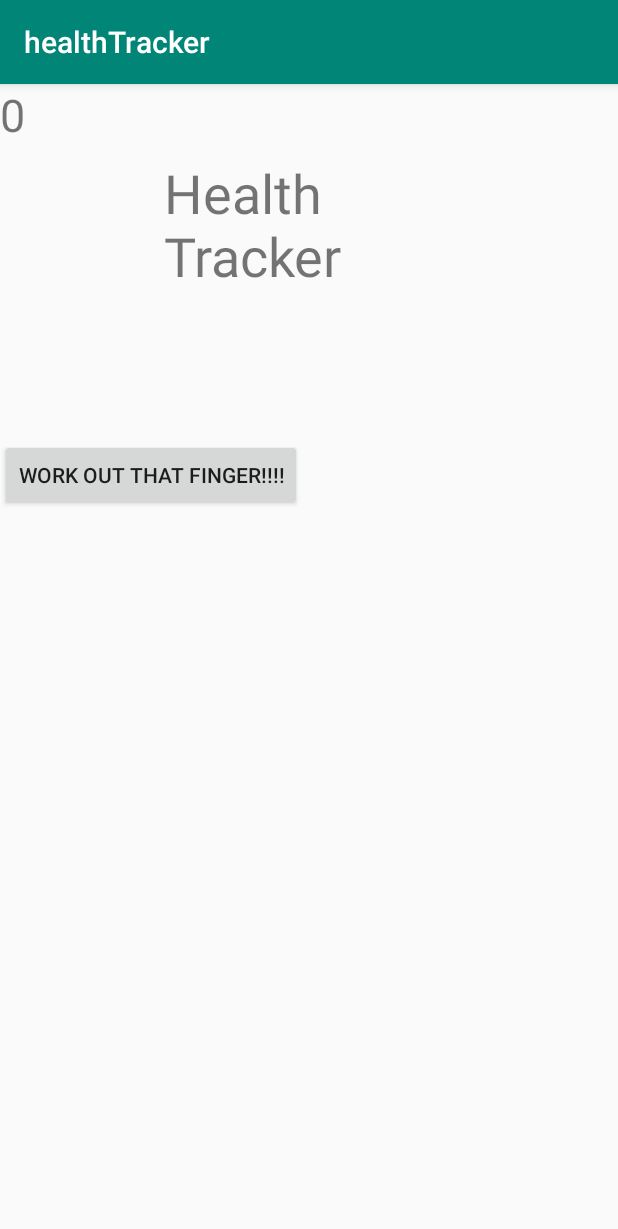
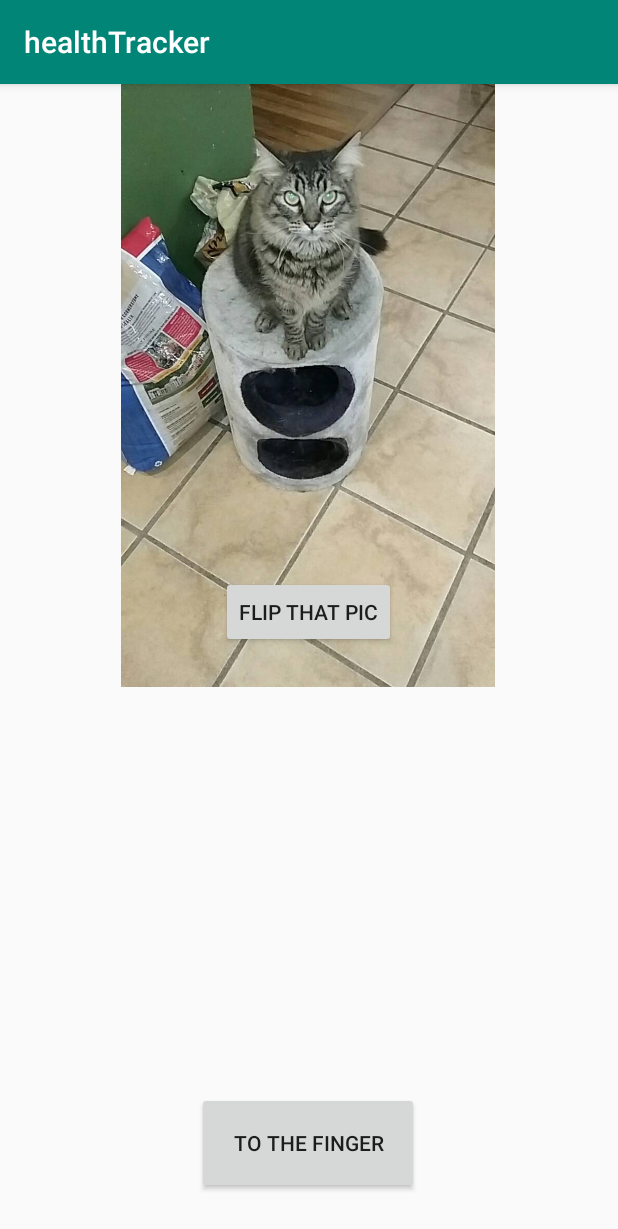
Before and after one commit to Tw1stedRain/healthtracker, an Android app: the screen it shows after launch (MainActivity), on a phone screen of 412 x 824 dp. Shown: the top 1229 px of the screen. Run offline under Robolectric (Android 15) with nearby library versions, the phone set to English and light mode, and no system bars.

Commit message:
slider fixed, intent working. just needs to be pretty

```diff
--- a/app/src/main/AndroidManifest.xml
+++ b/app/src/main/AndroidManifest.xml
@@ -9,6 +9,7 @@
         android:roundIcon="@mipmap/ic_launcher_round"
         android:supportsRtl="true"
         android:theme="@style/AppTheme">
+        <activity android:name=".Finger"></activity>
         <activity android:name=".MainActivity">
             <intent-filter>
                 <action android:name="android.intent.action.MAIN" />
--- a/app/src/main/java/com/example/healthtracker/MainActivity.java
+++ b/app/src/main/java/com/example/healthtracker/MainActivity.java
@@ -2,36 +2,55 @@ package com.example.healthtracker;
 
 import androidx.appcompat.app.AppCompatActivity;
 
+import android.content.Intent;
 import android.os.Bundle;
 import android.view.View;
 import android.widget.Button;
+import android.widget.ImageView;
 import android.widget.TextView;
 
 public class MainActivity extends AppCompatActivity {
 
-        TextView numCounter;
-        Button countUp;
+        int[] pictures = {
+                R.drawable.ty,
+                R.drawable.fred,
+                R.drawable.cooper
+        };
 
-        int counter = 0;
+        String[] quotes = {
+                "You can do it?",
+                "I believe in you!",
+                "Work that phone!"
+        };
+
+        int currentPic = 0;
 
     @Override
     protected void onCreate(Bundle savedInstanceState) {
         super.onCreate(savedInstanceState);
         setContentView(R.layout.activity_main);
-
-        numCounter = findViewById(R.id.incrementor);
-        countUp = findViewById(R.id.countUp);
-
-        numCounter.setText("0");
-
-        countUp.setOnClickListener(new View.OnClickListener() {
-            @Override
-            public void onClick(View v) {
-                counter = counter + 1;
-                numCounter.setText(String.valueOf(counter));
-            }
-        });
-
     }
 
+    public void onButtonClick(View view) {
+        ImageView image = findViewById(R.id.slider);
+        image.setImageResource(pictures[currentPic]);
+
+        TextView quote = findViewById(R.id.quotes);
+        quote.setText(quotes[currentPic]);
+
+
+        TextView text = findViewById(R.id.tracker);
+        text.setText(String.valueOf(currentPic+1 + "/3"));
+            currentPic++;
+        if (currentPic == pictures.length) {
+            currentPic = 0;
+        }
+    }
+
+    public void newPage(View view) {
+        Intent intent = new Intent(this, Finger.class);
+        startActivity(intent);
+    }
+
+
 }
--- a/app/src/main/res/layout/activity_main.xml
+++ b/app/src/main/res/layout/activity_main.xml
@@ -6,35 +6,69 @@
     android:layout_height="match_parent"
     tools:context=".MainActivity">
 
-    <TextView
-        android:layout_width="194dp"
-        android:layout_height="123dp"
-        android:text="Health Tracker"
-        android:textSize="36sp"
-        app:layout_constraintBottom_toBottomOf="parent"
-        app:layout_constraintLeft_toLeftOf="parent"
-        app:layout_constraintRight_toRightOf="parent"
+    <ImageView
+        android:id="@+id/slider"
+        android:layout_width="288dp"
+        android:layout_height="402dp"
+        android:layout_marginStart="8dp"
+        android:layout_marginEnd="8dp"
+        app:layout_constraintEnd_toEndOf="parent"
+        app:layout_constraintHorizontal_bias="0.495"
+        app:layout_constraintStart_toStartOf="parent"
         app:layout_constraintTop_toTopOf="parent"
-        app:layout_constraintVertical_bias="0.074" />
+        app:srcCompat="@drawable/ty" />
 
     <Button
-        android:id="@+id/countUp"
+        android:id="@+id/button"
         android:layout_width="wrap_content"
         android:layout_height="wrap_content"
-        android:layout_marginTop="8dp"
-        android:layout_marginBottom="296dp"
-        android:text="Work out that FINGER!!!!"
+        android:onClick="onButtonClick"
+        android:text="@string/slider"
+        app:layout_constraintBottom_toBottomOf="@+id/slider"
+        app:layout_constraintEnd_toEndOf="@+id/slider"
+        app:layout_constraintStart_toStartOf="@+id/slider"
+        app:layout_constraintTop_toTopOf="@+id/slider"
+        app:layout_constraintVertical_bias="0.926" />
+
+    <Button
+        android:id="@+id/newFinger"
+        android:layout_width="148dp"
+        android:layout_height="68dp"
+        android:layout_marginStart="8dp"
+        android:layout_marginEnd="8dp"
+        android:layout_marginBottom="28dp"
+        android:onClick="newPage"
+        android:text="@string/intent"
         app:layout_constraintBottom_toBottomOf="parent"
-        app:layout_constraintTop_toBottomOf="@+id/incrementor"
-        tools:layout_editor_absoluteX="103dp" />
+        app:layout_constraintEnd_toEndOf="parent"
+        app:layout_constraintHorizontal_bias="0.497"
+        app:layout_constraintStart_toStartOf="parent" />
 
     <TextView
-        android:id="@+id/incrementor"
+        android:id="@+id/tracker"
         android:layout_width="wrap_content"
         android:layout_height="wrap_content"
-        android:text="Click Count: 0"
-        android:textSize="30sp"
-        tools:layout_editor_absoluteX="175dp"
-        tools:layout_editor_absoluteY="281dp" />
+        android:layout_marginStart="8dp"
+        android:layout_marginEnd="8dp"
+        android:layout_marginBottom="48dp"
+        android:textSize="18sp"
+        app:layout_constraintBottom_toTopOf="@+id/newFinger"
+        app:layout_constraintEnd_toEndOf="parent"
+        app:layout_constraintHorizontal_bias="0.501"
+        app:layout_constraintStart_toStartOf="parent" />
+
+    <TextView
+        android:id="@+id/quotes"
+        android:layout_width="wrap_content"
+        android:layout_height="wrap_content"
+        android:layout_marginStart="8dp"
+        android:layout_marginTop="8dp"
+        android:layout_marginEnd="8dp"
+        android:layout_marginBottom="8dp"
+        android:textSize="24sp"
+        app:layout_constraintBottom_toTopOf="@+id/tracker"
+        app:layout_constraintEnd_toEndOf="parent"
+        app:layout_constraintStart_toStartOf="parent"
+        app:layout_constraintTop_toBottomOf="@+id/slider" />
 
 </androidx.constraintlayout.widget.ConstraintLayout>
--- a/app/src/main/res/values/strings.xml
+++ b/app/src/main/res/values/strings.xml
@@ -1,3 +1,7 @@
 <resources>
     <string name="app_name">healthTracker</string>
+    <string name="finger">WORK OUT THAT FINGER!!!!</string>
+    <string name="slider">Flip that Pic</string>
+    <string name="intent">To the Finger</string>
+    <string name="count">Click Count: 0</string>
 </resources>
```
Also changed, not shown: app/src/main/java/com/example/healthtracker/Finger.java (added, +35 -0 lines), app/src/main/res/layout/activity_finger.xml (added, +31 -0 lines), app/src/main/res/drawable/cooper.jpg (added), app/src/main/res/drawable/fred.jpeg (added), app/src/main/res/drawable/ty.jpg (added).
